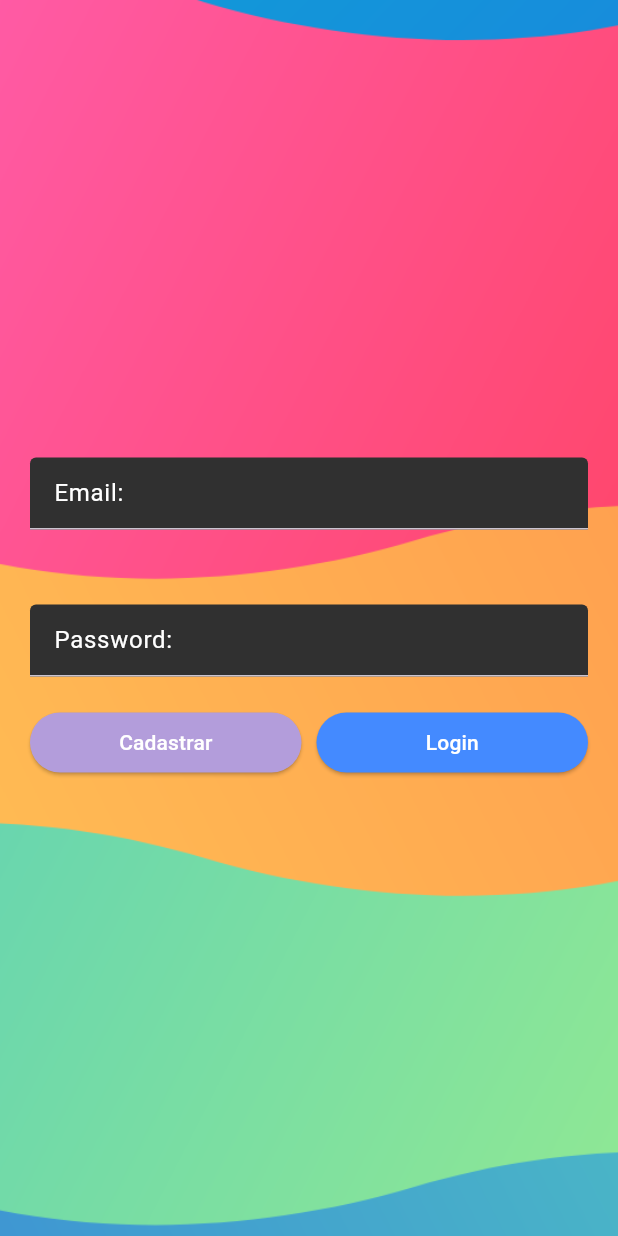
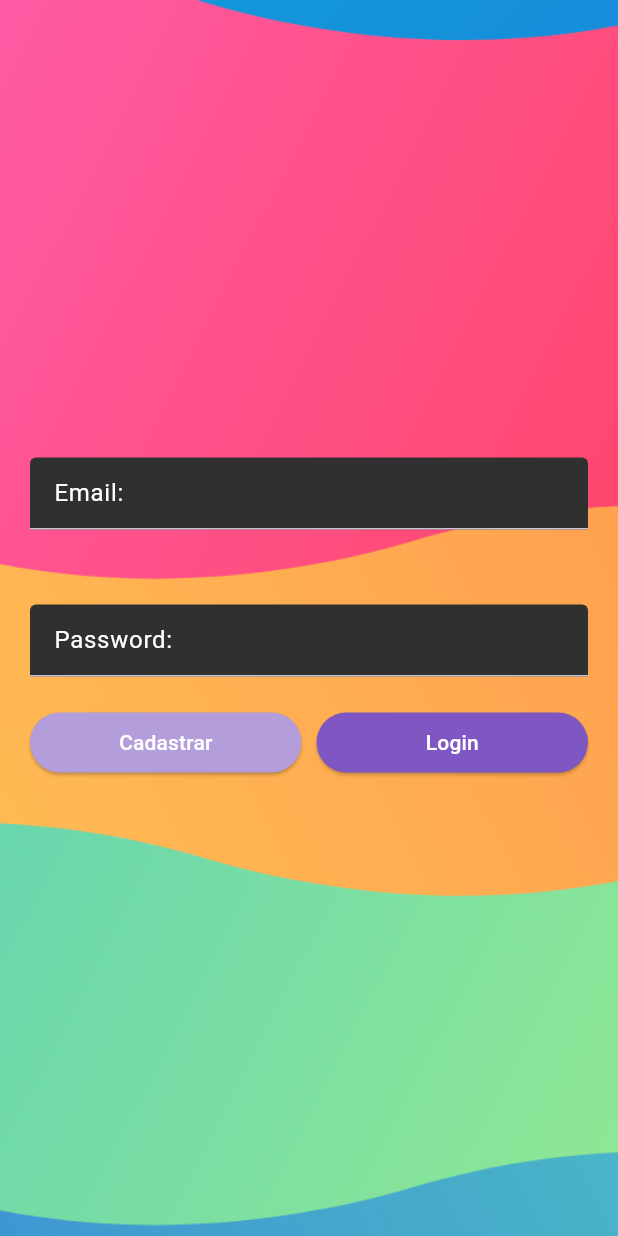
Before and after one commit to weslley-david/hexagonui, a Flutter app: the screen it shows after launch, on a phone screen of 412 x 824 dp. Run offline on Flutter 3.47's test engine with Material 3 defaults, Android fonts, the light colour scheme and no system bars; our stand-ins replace go_router, shared_preferences.

Commit message:
adicionar número a questão

```diff
--- a/lib/models/specialist.dart
+++ b/lib/models/specialist.dart
@@ -8,6 +8,7 @@ class Specialist {
   String? password;
   String? imageurl;
   String? birthdate;
+  String? specialty;
   String? createdAt;
   String? updatedAt;
 
@@ -21,6 +22,7 @@ class Specialist {
       this.password,
       this.imageurl,
       this.birthdate,
+      this.specialty,
       this.createdAt,
       this.updatedAt});
 
@@ -34,6 +36,7 @@ class Specialist {
     password = json['password'];
     imageurl = json['imageurl'];
     birthdate = json['birthdate'];
+    specialty = json['specialty'];
     createdAt = json['created_at'];
     updatedAt = json['updated_at'];
   }
@@ -49,6 +52,7 @@ class Specialist {
     data['password'] = password;
     data['imageurl'] = imageurl;
     data['birthdate'] = birthdate;
+    data['specialty'] = specialty;
     data['created_at'] = createdAt;
     data['updated_at'] = updatedAt;
     return data;
--- a/lib/pages/clientDetail/list_specialist.dart
+++ b/lib/pages/clientDetail/list_specialist.dart
@@ -64,7 +64,7 @@ class SpecialistListState extends State<SpecialistList> {
                     backgroundImage: NetworkImage("${specialist.imageurl}"),
                   ),
                   title: Text("@${specialist.identifier}"),
-                  subtitle: Text("${specialist.bio}"),
+                  subtitle: Text("${specialist.specialty}"),
                   onTap: () {
                     // Implement navigation or any action here if needed
                   },
--- a/lib/pages/detailAtec/detail_atec.dart
+++ b/lib/pages/detailAtec/detail_atec.dart
@@ -104,7 +104,7 @@ class _AvaliationDetailState extends State<AvaliationDetail> {
                       crossAxisAlignment: CrossAxisAlignment.start,
                       children: [
                         Text(
-                          detail.content,
+                          '${detail.number} - ${detail.content}',
                           style: const TextStyle(
                             fontSize: 18.0,
                             fontWeight: FontWeight.bold,
--- a/lib/pages/login/login.dart
+++ b/lib/pages/login/login.dart
@@ -118,7 +118,7 @@ class _LoginPageState extends State<LoginPage> {
                   ? const CircularProgressIndicator(
                       strokeCap: StrokeCap.square,
                       color: Colors.white,
-                      backgroundColor: Colors.blue,
+                      backgroundColor: Colors.deepPurpleAccent,
                     )
                   : SizedBox(
                       width: double.infinity,
@@ -143,7 +143,7 @@ class _LoginPageState extends State<LoginPage> {
                           Expanded(
                             child: ElevatedButton(
                               style: ElevatedButton.styleFrom(
-                                backgroundColor: Colors.blueAccent,
+                                backgroundColor: Colors.deepPurple[400],
                               ),
                               onPressed: () async {
                                 final email = _emailController.text;
```
